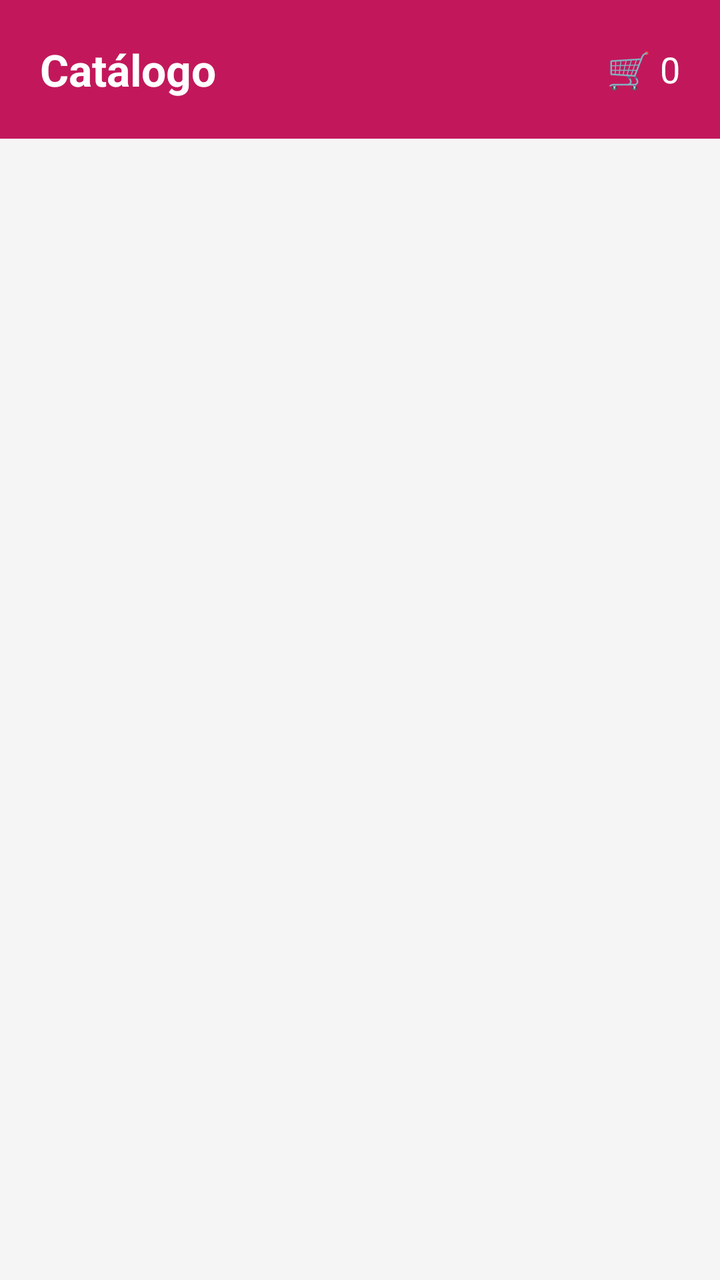
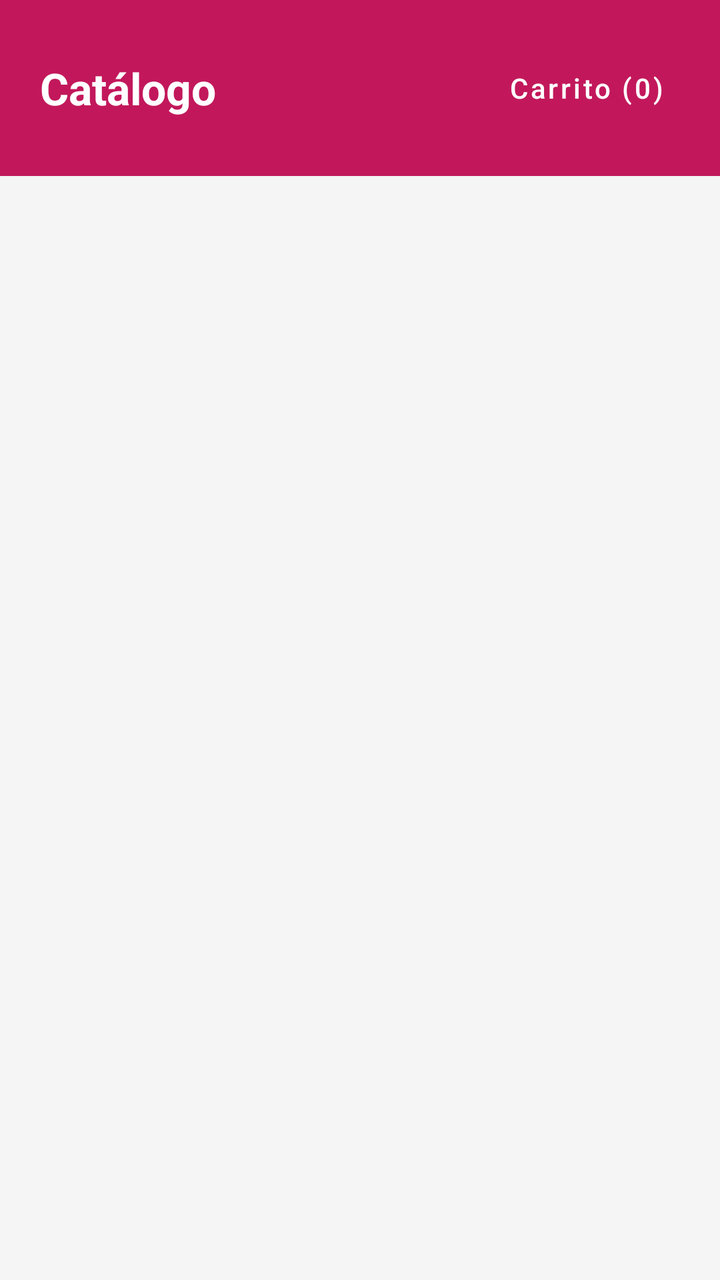

Compare the two renders of this Android layout. The source of the first and the diff that turns it into the second are given below.
<!-- AndroidManifest.xml: application theme Theme.ModaApp -->
<!-- res/layout/activity_catalogo.xml -->
<?xml version="1.0" encoding="utf-8"?>
<LinearLayout xmlns:android="http://schemas.android.com/apk/res/android"
    xmlns:app="http://schemas.android.com/apk/res-auto"
    android:layout_width="match_parent"
    android:layout_height="match_parent"
    android:orientation="vertical"
    android:background="@color/gris_fondo">

    <LinearLayout
        android:layout_width="match_parent"
        android:layout_height="wrap_content"
        android:background="@color/rosa_principal"
        android:orientation="horizontal"
        android:gravity="center_vertical"
        android:padding="20dp">

        <TextView
            android:layout_width="0dp"
            android:layout_height="wrap_content"
            android:layout_weight="1"
            android:text="Catálogo"
            android:textColor="@color/blanco"
            android:textSize="22sp"
            android:textStyle="bold" />

        <TextView
            android:id="@+id/tvCarrito"
            android:layout_width="wrap_content"
            android:layout_height="wrap_content"
            android:text="🛒 0"
            android:textColor="@color/blanco"
            android:textSize="18sp" />
    </LinearLayout>

    <HorizontalScrollView
        android:layout_width="match_parent"
        android:layout_height="wrap_content"
        android:padding="8dp"
        android:scrollbars="none">

        <com.google.android.material.chip.ChipGroup
            android:id="@+id/chipCategorias"
            android:layout_width="wrap_content"
            android:layout_height="wrap_content"
            app:singleSelection="true"
            app:selectionRequired="true" />
    </HorizontalScrollView>

    <androidx.recyclerview.widget.RecyclerView
        android:id="@+id/rvCatalogo"
        android:layout_width="match_parent"
        android:layout_height="0dp"
        android:layout_weight="1"
        android:padding="6dp"
        android:clipToPadding="false" />

</LinearLayout>
<!-- resources referenced by this layout -->
<resources>
  <color name="blanco">#FFFFFF</color>
  <color name="gris_fondo">#F5F5F5</color>
  <color name="rosa_principal">#C2185B</color>
  <style name="Theme.ModaApp" parent="Theme.MaterialComponents.DayNight.NoActionBar">
          <item name="colorPrimary">@color/rosa_principal</item>
          <item name="colorPrimaryVariant">@color/rosa_oscuro</item>
          <item name="colorOnPrimary">@color/blanco</item>
          <item name="colorSecondary">@color/negro</item>
          <item name="android:statusBarColor">@color/rosa_oscuro</item>
          <item name="android:windowBackground">@color/gris_fondo</item>
      </style>
  <color name="rosa_oscuro">#8E0E42</color>
  <color name="negro">#1A1A1A</color>
</resources>

<!-- the commit's change to res/layout/activity_catalogo.xml (unified diff, before → after) -->
@@ -23,13 +23,16 @@
             android:textSize="22sp"
             android:textStyle="bold" />
 
-        <TextView
+        <com.google.android.material.button.MaterialButton
             android:id="@+id/tvCarrito"
+            style="@style/Widget.MaterialComponents.Button.TextButton"
             android:layout_width="wrap_content"
             android:layout_height="wrap_content"
-            android:text="🛒 0"
+            android:text="Carrito (0)"
+            android:textAllCaps="false"
             android:textColor="@color/blanco"
-            android:textSize="18sp" />
+            android:textSize="14sp" />
+
     </LinearLayout>
 
     <HorizontalScrollView
